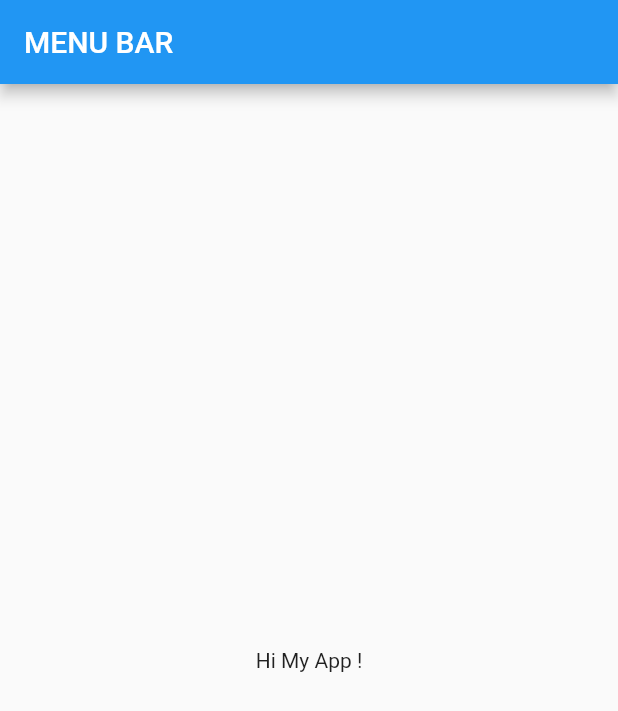
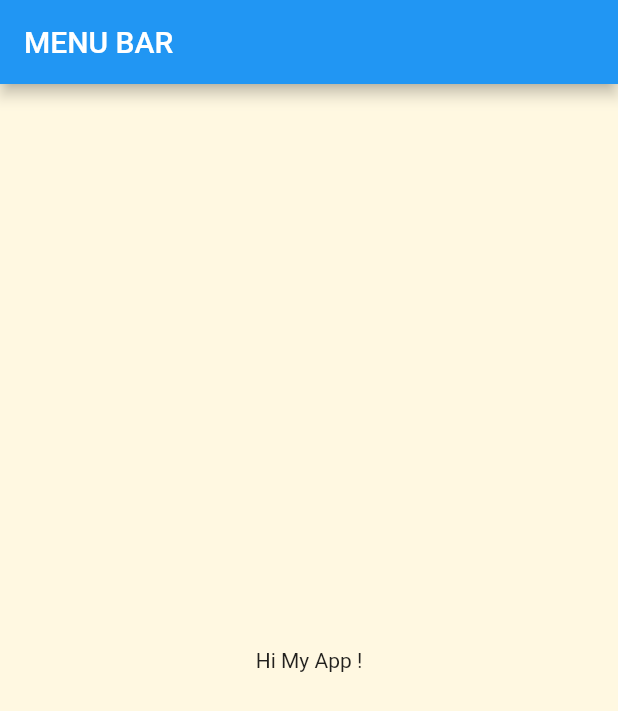
Before and after one commit to Hugekyung/First-Flutter, a Flutter app: the screen it shows after launch, on a phone screen of 412 x 824 dp. Shown: the top 711 px of the screen. Run offline on Flutter 3.47's test engine with Material 2 defaults, Android fonts, the phone set to English and light mode, and no system bars.

Commit message:
StatelessWidget 맛보기

```diff
--- a/lib/main.dart
+++ b/lib/main.dart
@@ -5,6 +5,7 @@ void main() {
 }
 
 // * Flutter에서 클래스(위젯)를 구현하려면 Flutter-sdk의 core-Widget 3개 중 한가지를 반드시 상속받아야 한다.
+// * 여기서 사용된 StatelessWidget은 단순히 무언가를 화면에 띄워주는 역할만 하는 위젯이다.
 class App extends StatelessWidget {
   @override
   Widget build(BuildContext context) {
@@ -18,6 +19,10 @@ class App extends StatelessWidget {
           body: Center(
             child: Text('Hi My App !'),
           ),
+          backgroundColor: Colors.amber[50]
+          // bottomNavigationBar: Center(
+          //   child: Text('Bottom Bar'),
+          // ),
           ),
     );
   }
```
Lines whose indentation alone changed are shown as unchanged.
